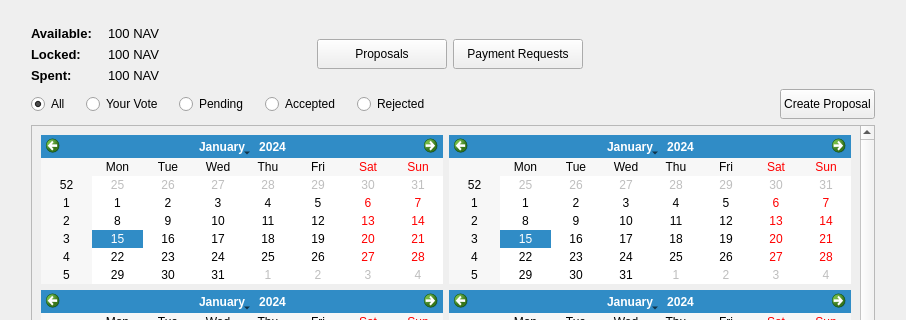
First picture: the form in src/qt/communityfundpage.ui, repository navcoin/navcoin-core, before the edit; both pictures show x 0 to 906 and y 0 to 320 of the 906 by 690 pixel window.
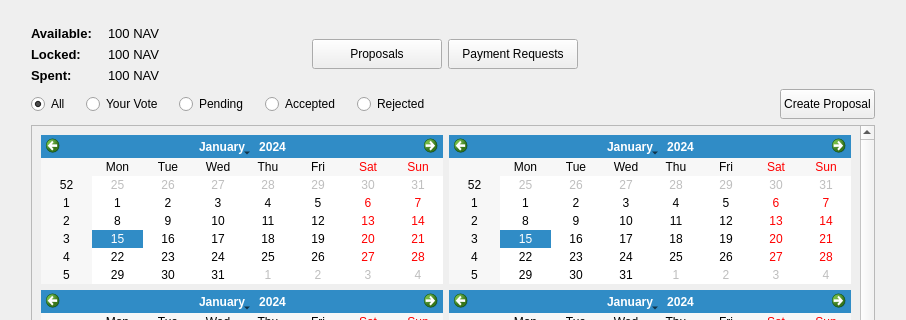
Second picture: the form after the edit.

Commit message: cfund stats formatting fixes

```diff
--- a/src/qt/communityfundpage.ui
+++ b/src/qt/communityfundpage.ui
@@ -285,7 +285,7 @@
            </property>
            <property name="sizeHint" stdset="0">
             <size>
-             <width>140</width>
+             <width>150</width>
              <height>20</height>
             </size>
            </property>
```
Left out of the diff: 6 changed lines with no effect on the pictures. The commit also changes 1 other file.
